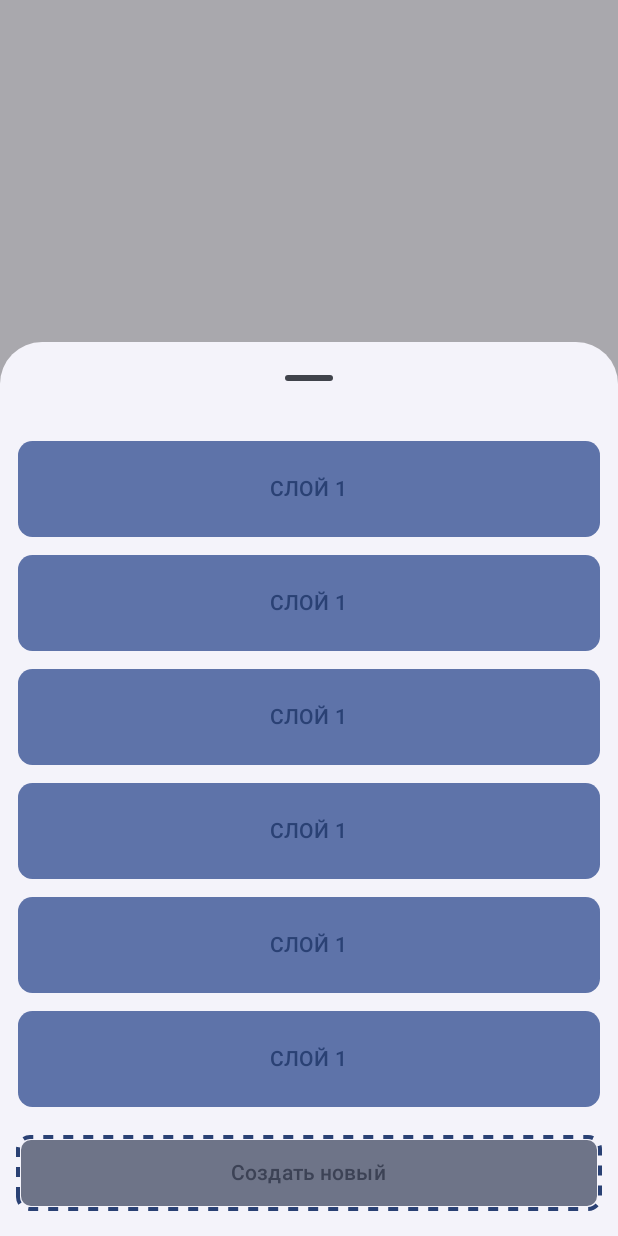
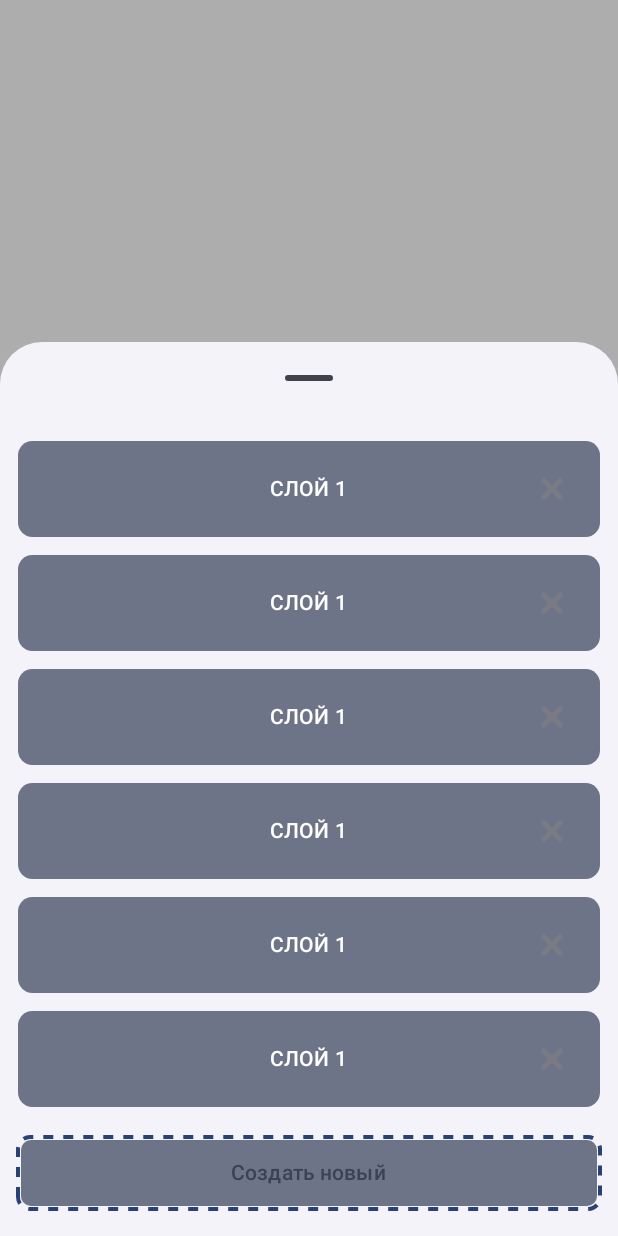
Before and after one commit to kirillNay/SampleRecorder, an Android app built with Jetpack Compose: the @Preview function BottomSheetPreview, on a phone screen of 412 x 824 dp. Run offline under Robolectric (Android 15) with nearby library versions, the phone set to English and light mode, and no system bars.

Commit message:
Remove layer on button click

```diff
--- a/app/src/main/kotlin/nay/kirill/samplerecorder/data/repository/LayersRepositoryImpl.kt
+++ b/app/src/main/kotlin/nay/kirill/samplerecorder/data/repository/LayersRepositoryImpl.kt
@@ -27,11 +27,15 @@ internal class LayersRepositoryImpl : LayersRepository {
     override fun getLayers(): List<Layer> = _layersFlow.value
 
     override fun createLayer(): Layer = Layer(
-        id = _layersFlow.value.size + 1,
+        id = (_layersFlow.value.takeIf { it.isNotEmpty() }?.maxOf { it.id } ?: 0) + 1,
         sample = null,
         speed = 1F,
         volume = 1F
     )
         .also(::addLayer)
 
+    override fun removeLayer(id: Int) {
+        _layersFlow.value = _layersFlow.value.toMutableList().apply { removeIf { it.id == id } }
+    }
+
 }
--- a/app/src/main/kotlin/nay/kirill/samplerecorder/domain/repository/LayersRepository.kt
+++ b/app/src/main/kotlin/nay/kirill/samplerecorder/domain/repository/LayersRepository.kt
@@ -13,6 +13,8 @@ interface LayersRepository {
 
     fun createLayer(): Layer
 
+    fun removeLayer(id: Int)
+
     val layersFlow: Flow<List<Layer>>
 
 }
--- a/app/src/main/kotlin/nay/kirill/samplerecorder/presentation/di/MainModule.kt
+++ b/app/src/main/kotlin/nay/kirill/samplerecorder/presentation/di/MainModule.kt
@@ -4,6 +4,7 @@ import nay.kirill.samplerecorder.domain.usecase.CreateLayerUseCase
 import nay.kirill.samplerecorder.domain.usecase.ObserveLayersUseCase
 import nay.kirill.samplerecorder.domain.usecase.SaveLayerUseCase
 import nay.kirill.samplerecorder.domain.usecase.GetSamplesUseCase
+import nay.kirill.samplerecorder.domain.usecase.RemoveLayerUseCase
 import nay.kirill.samplerecorder.presentation.main.MainStateConverter
 import nay.kirill.samplerecorder.presentation.main.MainViewModel
 import org.koin.androidx.viewmodel.dsl.viewModelOf
@@ -14,6 +15,7 @@ internal val mainModule = module {
     viewModelOf(::MainViewModel)
     factoryOf(::MainStateConverter)
 
+    factoryOf(::RemoveLayerUseCase)
     factoryOf(::GetSamplesUseCase)
     factoryOf(::SaveLayerUseCase)
     factoryOf(::CreateLayerUseCase)
--- a/app/src/main/kotlin/nay/kirill/samplerecorder/presentation/main/LayersBottomSheet.kt
+++ b/app/src/main/kotlin/nay/kirill/samplerecorder/presentation/main/LayersBottomSheet.kt
@@ -1,5 +1,7 @@
 package nay.kirill.samplerecorder.presentation.main
 
+import androidx.compose.foundation.ExperimentalFoundationApi
+import androidx.compose.foundation.Image
 import androidx.compose.foundation.background
 import androidx.compose.foundation.border
 import androidx.compose.foundation.clickable
@@ -9,8 +11,10 @@ import androidx.compose.foundation.layout.Spacer
 import androidx.compose.foundation.layout.fillMaxWidth
 import androidx.compose.foundation.layout.height
 import androidx.compose.foundation.layout.padding
+import androidx.compose.foundation.layout.size
 import androidx.compose.foundation.lazy.LazyColumn
 import androidx.compose.foundation.lazy.items
+import androidx.compose.foundation.shape.CircleShape
 import androidx.compose.foundation.shape.RoundedCornerShape
 import androidx.compose.material3.BottomSheetDefaults
 import androidx.compose.material3.ExperimentalMaterial3Api
@@ -25,15 +29,17 @@ import androidx.compose.ui.Modifier
 import androidx.compose.ui.draw.clip
 import androidx.compose.ui.draw.drawBehind
 import androidx.compose.ui.geometry.CornerRadius
+import androidx.compose.ui.graphics.ColorFilter
 import androidx.compose.ui.graphics.PathEffect
 import androidx.compose.ui.graphics.drawscope.Stroke
+import androidx.compose.ui.res.painterResource
 import androidx.compose.ui.res.stringResource
 import androidx.compose.ui.tooling.preview.Preview
 import androidx.compose.ui.unit.dp
 import nay.kirill.samplerecorder.R
 import nay.kirill.samplerecorder.presentation.main.theme.SampleRecorderTheme
 
-@OptIn(ExperimentalMaterial3Api::class)
+@OptIn(ExperimentalMaterial3Api::class, ExperimentalFoundationApi::class)
 @Composable
 internal fun LayersBottomSheet(
     open: Boolean,
@@ -60,9 +66,11 @@ internal fun LayersBottomSheet(
                     verticalArrangement = Arrangement.spacedBy(12.dp)
                 ) {
                     items(layers) { layer ->
-                        Layer(layer) {
-                            accept(MainIntent.Layers.SelectLayer(layer.id))
-                        }
+                        Layer(
+                            modifier = Modifier.animateItemPlacement(),
+                            layer = layer,
+                            accept = accept
+                        )
                     }
                 }
                 Spacer(modifier = Modifier.height(20.dp))
@@ -79,7 +87,7 @@ internal fun LayersBottomSheet(
 private fun Layer(
     layer: LayerUi,
     modifier: Modifier = Modifier,
-    onClick: () -> Unit
+    accept: (MainIntent.Layers) -> Unit
 ) {
     @Composable
     fun Modifier.borderInCase(show: Boolean): Modifier = if (show) {
@@ -93,16 +101,37 @@ private fun Layer(
             .fillMaxWidth()
             .height(64.dp)
             .clip(RoundedCornerShape(15))
-            .background(MaterialTheme.colorScheme.primaryContainer)
+            .background(MaterialTheme.colorScheme.secondaryContainer)
             .borderInCase(layer.isSelected)
-            .clickable(onClick = onClick, enabled = !layer.isSelected),
+            .clickable(
+                onClick = {
+                    accept(MainIntent.Layers.SelectLayer(layer.id))
+                },
+                enabled = !layer.isSelected
+            ),
         contentAlignment = Alignment.Center
     ) {
         Text(
             text = layer.name.uppercase(),
             style = MaterialTheme.typography.labelLarge,
-            color = MaterialTheme.colorScheme.primary
+            color = MaterialTheme.colorScheme.onSecondaryContainer
         )
+        if (!layer.isSelected) {
+            Image(
+                modifier = Modifier
+                    .align(Alignment.CenterEnd)
+                    .padding(end = 16.dp)
+                    .size(32.dp)
+                    .clip(CircleShape)
+                    .clickable {
+                        accept(MainIntent.Layers.RemoveLayer(layer.id))
+                    }
+                    .padding(6.dp),
+                painter = painterResource(id = R.drawable.ic_remove),
+                contentDescription = "Remove layer",
+                colorFilter = ColorFilter.tint(MaterialTheme.colorScheme.outlineVariant)
+            )
+        }
     }
 }
 
@@ -146,7 +175,6 @@ private fun CreateNew(
 @Composable
 private fun BottomSheetPreview() {
     SampleRecorderTheme {
-        Scaffold { contentPadding ->
         LayersBottomSheet(
             layers = listOf(
                 LayerUi(
@@ -185,6 +213,4 @@ private fun BottomSheetPreview() {
 
         }
     }
-
 }
-}
--- a/app/src/main/kotlin/nay/kirill/samplerecorder/presentation/main/MainIntent.kt
+++ b/app/src/main/kotlin/nay/kirill/samplerecorder/presentation/main/MainIntent.kt
@@ -30,6 +30,8 @@ sealed interface MainIntent {
 
         object CreateNew : Layers
 
+        data class RemoveLayer(val id: Int) : Layers
+
     }
 
     sealed interface AudioParams : MainIntent {
--- /dev/null
+++ b/app/src/main/res/drawable/ic_remove.xml
@@ -0,0 +1,4 @@
+<vector android:height="24dp" android:viewportHeight="30"
+    android:viewportWidth="30" android:width="24dp" xmlns:android="http://schemas.android.com/apk/res/android">
+    <path android:fillColor="#FF000000" android:pathData="M7,4C6.744,4 6.488,4.097 6.293,4.293L4.293,6.293C3.902,6.684 3.902,7.317 4.293,7.707L11.586,15L4.293,22.293C3.902,22.684 3.902,23.317 4.293,23.707L6.293,25.707C6.684,26.098 7.317,26.098 7.707,25.707L15,18.414L22.293,25.707C22.683,26.098 23.317,26.098 23.707,25.707L25.707,23.707C26.098,23.316 26.098,22.683 25.707,22.293L18.414,15L25.707,7.707C26.098,7.317 26.098,6.683 25.707,6.293L23.707,4.293C23.316,3.902 22.683,3.902 22.293,4.293L15,11.586L7.707,4.293C7.512,4.097 7.256,4 7,4z"/>
+</vector>
```
Also changed, not shown: app/src/main/kotlin/nay/kirill/samplerecorder/domain/usecase/RemoveLayerUseCase.kt (added, +13 -0 lines), app/src/main/kotlin/nay/kirill/samplerecorder/presentation/main/MainViewModel.kt (+10 -4 lines). Lines whose indentation alone changed are shown as unchanged.
